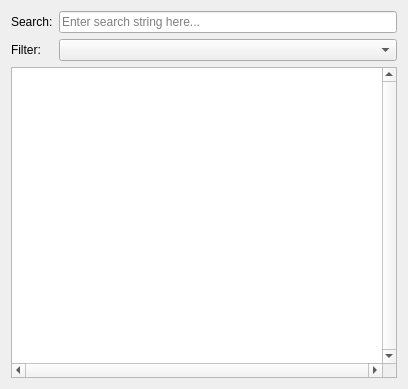
xaoctech/dava.engine, file Sources/Tools/QtTools/ConsoleWidget/LogWidget.ui: the form before one commit.
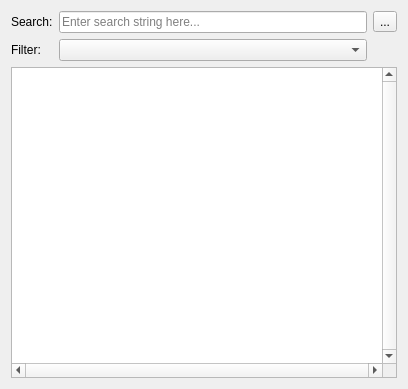
The form after the commit. Custom widgets are drawn as their Qt base class.

Commit message: [DF-7180] two bugs from console fixed. Sorry

```diff
--- a/Sources/Tools/QtTools/ConsoleWidget/LogWidget.ui
+++ b/Sources/Tools/QtTools/ConsoleWidget/LogWidget.ui
@@ -15,23 +15,7 @@
   </property>
   <layout class="QVBoxLayout" name="verticalLayout">
    <item>
-    <layout class="QFormLayout" name="formLayout">
-     <property name="fieldGrowthPolicy">
-      <enum>QFormLayout::AllNonFixedFieldsGrow</enum>
-     </property>
-     <property name="labelAlignment">
-      <set>Qt::AlignLeading|Qt::AlignLeft|Qt::AlignVCenter</set>
-     </property>
-     <property name="formAlignment">
-      <set>Qt::AlignLeading|Qt::AlignLeft|Qt::AlignVCenter</set>
-     </property>
-     <item row="0" column="0">
-      <widget class="QLabel" name="searchLabel">
-       <property name="text">
-        <string>Search:</string>
-       </property>
-      </widget>
-     </item>
+    <layout class="QGridLayout" name="gridLayout">
      <item row="0" column="1">
       <widget class="LineEditEx" name="search">
        <property name="sizePolicy">
@@ -45,14 +29,34 @@
        </property>
       </widget>
      </item>
-     <item row="1" column="0">
+     <item row="2" column="0">
       <widget class="QLabel" name="filterLabel">
        <property name="text">
         <string>Filter:</string>
        </property>
       </widget>
      </item>
-     <item row="1" column="1">
+     <item row="0" column="0">
+      <widget class="QLabel" name="searchLabel">
+       <property name="sizePolicy">
+        <sizepolicy hsizetype="Maximum" vsizetype="Preferred">
+         <horstretch>0</horstretch>
+         <verstretch>0</verstretch>
+        </sizepolicy>
+       </property>
+       <property name="text">
+        <string>Search:</string>
+       </property>
+      </widget>
+     </item>
+     <item row="0" column="2">
+      <widget class="QToolButton" name="toolButton_clearFilter">
+       <property name="text">
+        <string>...</string>
+       </property>
+      </widget>
+     </item>
+     <item row="2" column="1">
       <widget class="CheckableComboBox" name="filter">
        <property name="sizePolicy">
         <sizepolicy hsizetype="Minimum" vsizetype="Fixed">
```
The commit also changes 2 other files.
